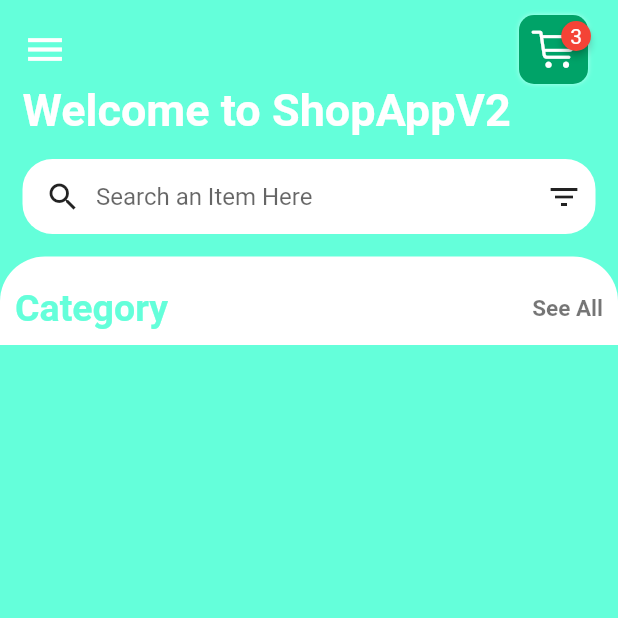
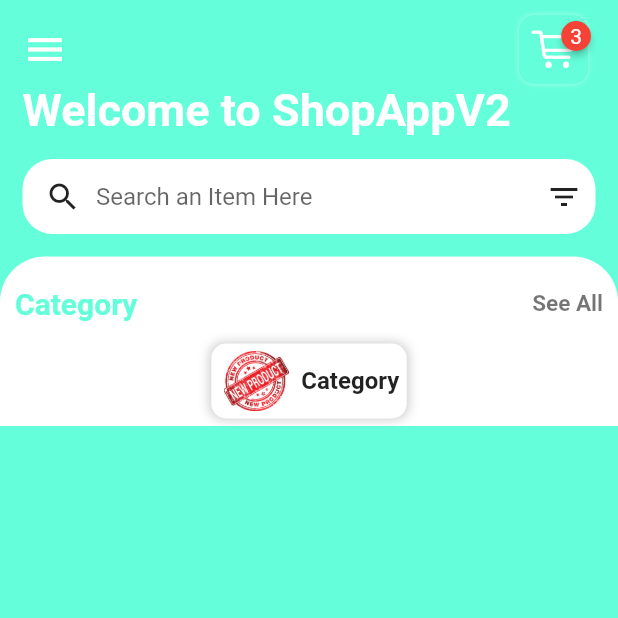
Before and after one commit to abidshafee/shop_app_v2, a Flutter app: the HomePage screen opened by its route, on a phone screen of 412 x 824 dp, the top half of it. Run offline on Flutter 3.47's test engine with Material 2 defaults, Android fonts, the phone set to English and light mode, and no system bars; drawn by our look-alikes of badges.

Commit message:
cmt cngs

```diff
--- a/lib/pages/HomePage.dart
+++ b/lib/pages/HomePage.dart
@@ -29,7 +29,7 @@ class HomePage extends StatelessWidget {
                   Container(
                     padding: const EdgeInsets.all(8),
                     decoration: BoxDecoration(
-                        color: const Color(0xFF00A368),
+                        color: Colors.tealAccent,
                         borderRadius: BorderRadius.circular(10),
                         boxShadow: [
                           BoxShadow(
--- a/lib/widgets/CategoriesWidget.dart
+++ b/lib/widgets/CategoriesWidget.dart
@@ -17,7 +17,7 @@ class CategoriesWidget extends StatelessWidget {
               Text(
                 "Category",
                 style: TextStyle(
-                    fontSize: 25,
+                    fontSize: 20,
                     fontWeight: FontWeight.bold,
                     color: Colors.tealAccent),
               ),
@@ -31,6 +31,52 @@ class CategoriesWidget extends StatelessWidget {
               )
             ],
           ),
+        ),
+        SingleChildScrollView(
+          scrollDirection: Axis.horizontal,
+          child: Row(
+            mainAxisAlignment: MainAxisAlignment.start,
+            children: [
+              //for(int i; i<8; i++)
+              Container(
+                margin: const EdgeInsets.symmetric(horizontal: 10, vertical: 5),
+                height: 50,
+                decoration: BoxDecoration(
+                  borderRadius: BorderRadius.circular(10),
+                  color: Colors.white,
+                  boxShadow: [
+                    BoxShadow(
+                      color: Colors.grey.withOpacity(0.5),
+                      spreadRadius: 1,
+                      blurRadius: 5,
+                    ),
+                  ],
+                ),
+                child: Row(
+                  children: [
+                    Padding(
+                      padding: const EdgeInsets.all(5),
+                      child: Image.asset(
+                        "assets/images/p1.png",
+                        height: 50,
+                        width: 50,
+                      ),
+                    ),
+                    const Padding(
+                      padding: EdgeInsets.only(right: 5),
+                      child: Text(
+                        "Category",
+                        style: TextStyle(
+                          fontSize: 16,
+                          fontWeight: FontWeight.bold,
+                        ),
+                      ),
+                    ),
+                  ],
+                ),
+              )
+            ],
+          ),
         )
       ],
     );
```
Also changed, not shown: assets/images/p1.png (added).
